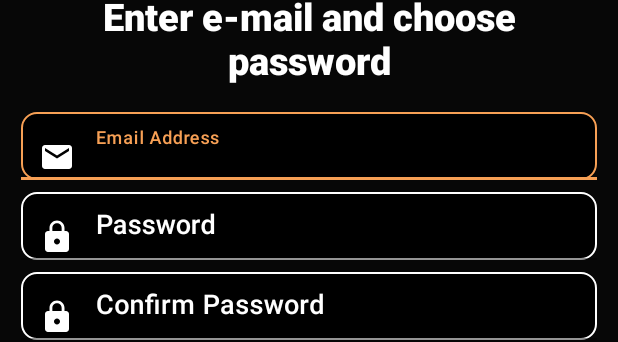
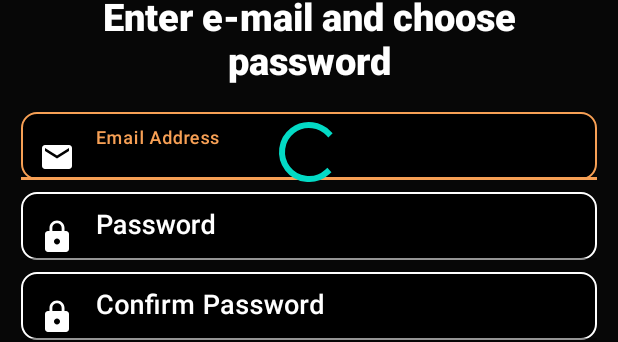
Before and after one commit to Shimoco7/Poll-It, an Android app: the layout fragment_register.xml on its own in the app's theme, with its tools: preview values and no code run, on a phone screen of 412 x 824 dp. Shown: the part 295-637 px from the top of the screen. Run offline under Robolectric (Android 15) with nearby library versions, the phone set to English and light mode, and no system bars.

Commit message:
SignIn and Register updates

```diff
--- a/app/src/main/java/com/example/appproject/IntroActivity.java
+++ b/app/src/main/java/com/example/appproject/login/IntroActivity.java
@@ -1,11 +1,11 @@
-package com.example.appproject;
+package com.example.appproject.login;
 
 import androidx.appcompat.app.AppCompatActivity;
 
 import android.content.Intent;
 import android.os.Bundle;
 
-import com.example.appproject.login.LoginActivity;
+import com.example.appproject.R;
 import com.example.appproject.model.Model;
 
 public class IntroActivity extends AppCompatActivity {
--- a/app/src/main/java/com/example/appproject/model/SignInListener.java
+++ b/app/src/main/java/com/example/appproject/model/UserListener.java
@@ -2,6 +2,6 @@ package com.example.appproject.model;
 
 import com.google.firebase.auth.FirebaseUser;
 
-public interface SignInListener {
+public interface UserListener {
     void onComplete(FirebaseUser user);
 }
--- a/app/src/main/res/layout/activity_intro.xml
+++ b/app/src/main/res/layout/activity_intro.xml
@@ -4,7 +4,7 @@
     xmlns:tools="http://schemas.android.com/tools"
     android:layout_width="match_parent"
     android:layout_height="match_parent"
-    tools:context=".IntroActivity">
+    tools:context=".login.IntroActivity">
 
     <ImageView
         android:id="@+id/imageView2"
--- a/app/src/main/res/layout/fragment_register.xml
+++ b/app/src/main/res/layout/fragment_register.xml
@@ -13,8 +13,7 @@
         android:layout_height="match_parent">
 
 
-
-    <TextView
+        <TextView
         android:id="@+id/register_title_text"
         android:layout_width="319dp"
         android:layout_height="62dp"
@@ -169,5 +168,15 @@
         app:layout_constraintStart_toStartOf="parent"
         app:layout_constraintTop_toBottomOf="@+id/register_about_text" />
 
-</androidx.constraintlayout.widget.ConstraintLayout>
+        <ProgressBar
+            android:id="@+id/register_progressbar"
+            style="?android:attr/progressBarStyle"
+            android:layout_width="wrap_content"
+            android:layout_height="wrap_content"
+            app:layout_constraintBottom_toBottomOf="parent"
+            app:layout_constraintEnd_toEndOf="parent"
+            app:layout_constraintStart_toStartOf="parent"
+            app:layout_constraintTop_toTopOf="parent" />
+
+    </androidx.constraintlayout.widget.ConstraintLayout>
 </ScrollView>
```
Also changed, not shown: app/src/main/AndroidManifest.xml (+6 -7 lines), app/src/main/java/com/example/appproject/login/FragmentRegister.java (+29 -2 lines), app/src/main/java/com/example/appproject/model/Model.java (+4 -4 lines), app/src/main/java/com/example/appproject/model/ModelFirebaseAuth.java (+6 -11 lines).
